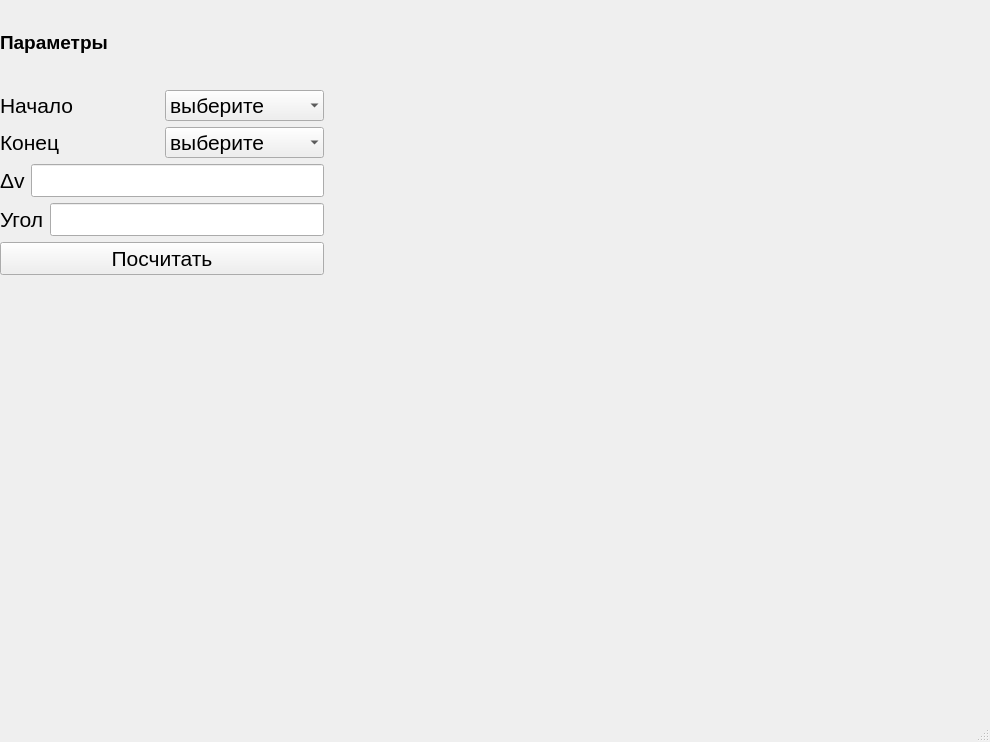
This is 1.ui in sergnator/kspCalculator as Qt 5 draws it before an edit. The edited form follows.
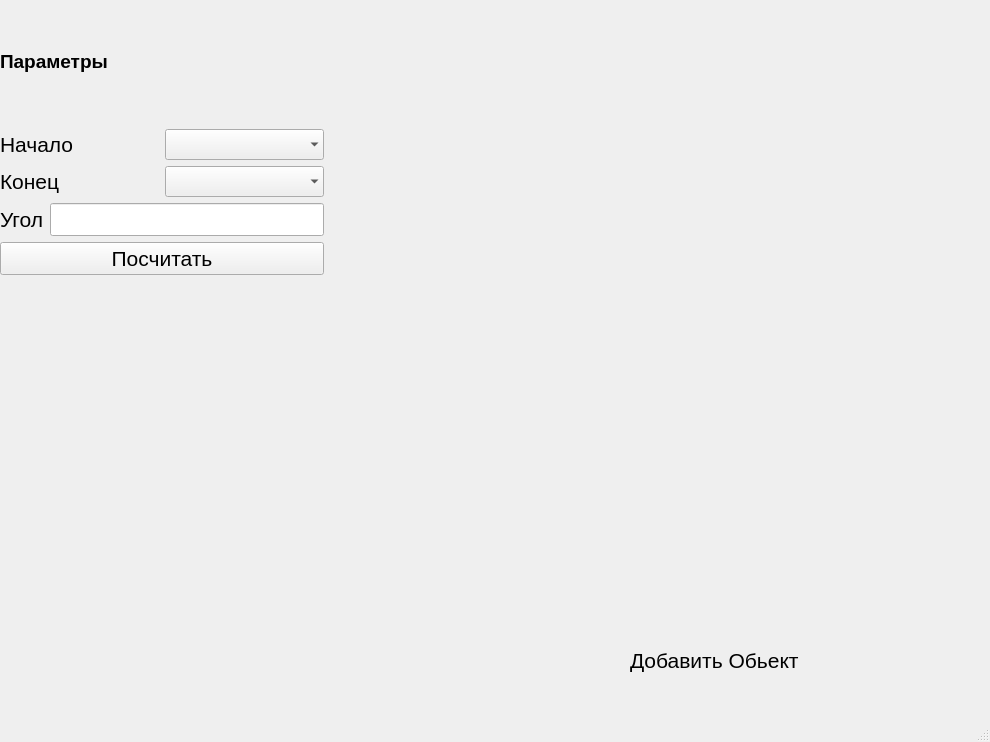
This is the edited form. Icons and pictures are not drawn.

```diff
--- a/1.ui
+++ b/1.ui
@@ -111,14 +111,21 @@
                  <pointsize>16</pointsize>
                 </font>
                </property>
+               <property name="editable">
+                <bool>false</bool>
+               </property>
+               <property name="currentText">
+                <string notr="true"/>
+               </property>
+               <property name="insertPolicy">
+                <enum>QComboBox::NoInsert</enum>
+               </property>
+               <property name="placeholderText">
+                <string>выберите</string>
+               </property>
                <property name="frame">
                 <bool>false</bool>
                </property>
-               <item>
-                <property name="text">
-                 <string>выберите</string>
-                </property>
-               </item>
               </widget>
              </item>
              <item>
@@ -128,14 +135,18 @@
                  <pointsize>16</pointsize>
                 </font>
                </property>
+               <property name="editable">
+                <bool>false</bool>
+               </property>
+               <property name="insertPolicy">
+                <enum>QComboBox::NoInsert</enum>
+               </property>
+               <property name="placeholderText">
+                <string>выберете</string>
+               </property>
                <property name="frame">
                 <bool>false</bool>
                </property>
-               <item>
-                <property name="text">
-                 <string>выберите</string>
-                </property>
-               </item>
               </widget>
              </item>
             </layout>
@@ -145,32 +156,7 @@
         </layout>
        </item>
        <item>
-        <layout class="QHBoxLayout" name="horizontalLayout_2">
-         <item>
-          <widget class="QLabel" name="label_4">
-           <property name="font">
-            <font>
-             <pointsize>16</pointsize>
-            </font>
-           </property>
-           <property name="text">
-            <string>Δv</string>
-           </property>
-          </widget>
-         </item>
-         <item>
-          <widget class="QLineEdit" name="DeltaV">
-           <property name="font">
-            <font>
-             <pointsize>16</pointsize>
-            </font>
-           </property>
-           <property name="readOnly">
-            <bool>true</bool>
-           </property>
-          </widget>
-         </item>
-        </layout>
+        <layout class="QHBoxLayout" name="horizontalLayout_2"/>
        </item>
       </layout>
      </item>
@@ -213,6 +199,50 @@
      </item>
     </layout>
    </widget>
+   <widget class="QPushButton" name="pushButton">
+    <property name="geometry">
+     <rect>
+      <x>850</x>
+      <y>640</y>
+      <width>61</width>
+      <height>51</height>
+     </rect>
+    </property>
+    <property name="text">
+     <string/>
+    </property>
+    <property name="icon">
+     <iconset>
+      <normaloff>../../Downloads/free-icon-plus-sign-button-16057.png</normaloff>../../Downloads/free-icon-plus-sign-button-16057.png</iconset>
+    </property>
+    <property name="iconSize">
+     <size>
+      <width>40</width>
+      <height>40</height>
+     </size>
+    </property>
+    <property name="flat">
+     <bool>true</bool>
+    </property>
+   </widget>
+   <widget class="QLabel" name="label_6">
+    <property name="geometry">
+     <rect>
+      <x>630</x>
+      <y>630</y>
+      <width>221</width>
+      <height>61</height>
+     </rect>
+    </property>
+    <property name="font">
+     <font>
+      <pointsize>16</pointsize>
+     </font>
+    </property>
+    <property name="text">
+     <string>Добавить Обьект</string>
+    </property>
+   </widget>
   </widget>
   <widget class="QMenuBar" name="menubar">
    <property name="geometry">
```
Left out of the diff: 3 changed lines with no effect on the pictures.
